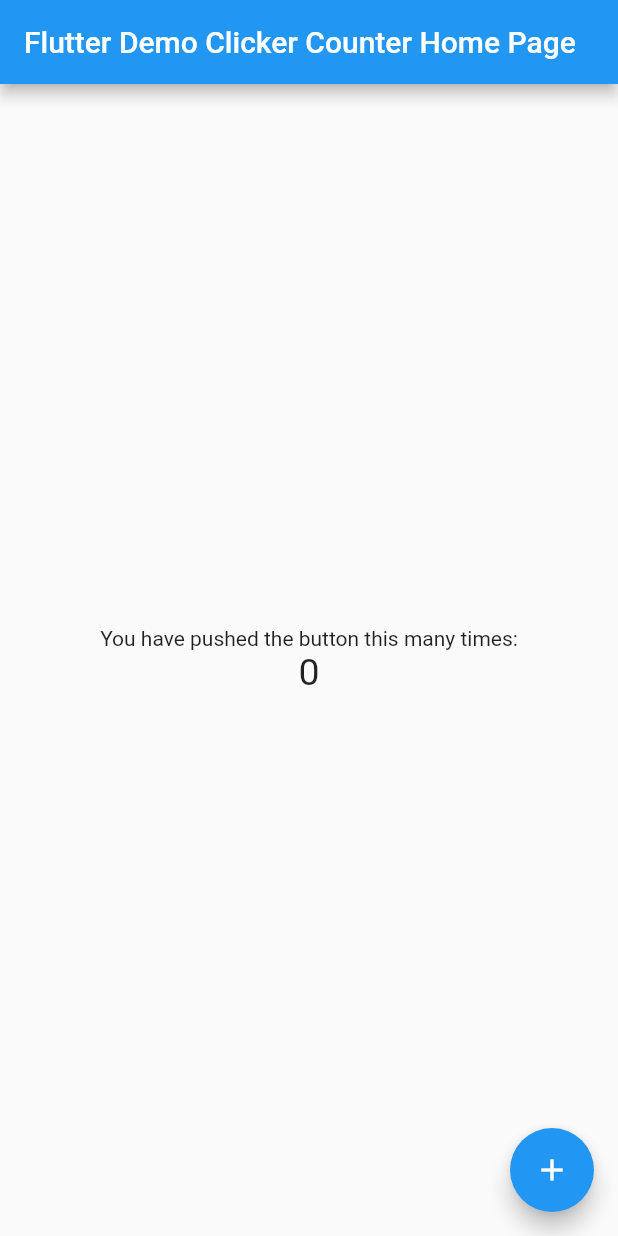
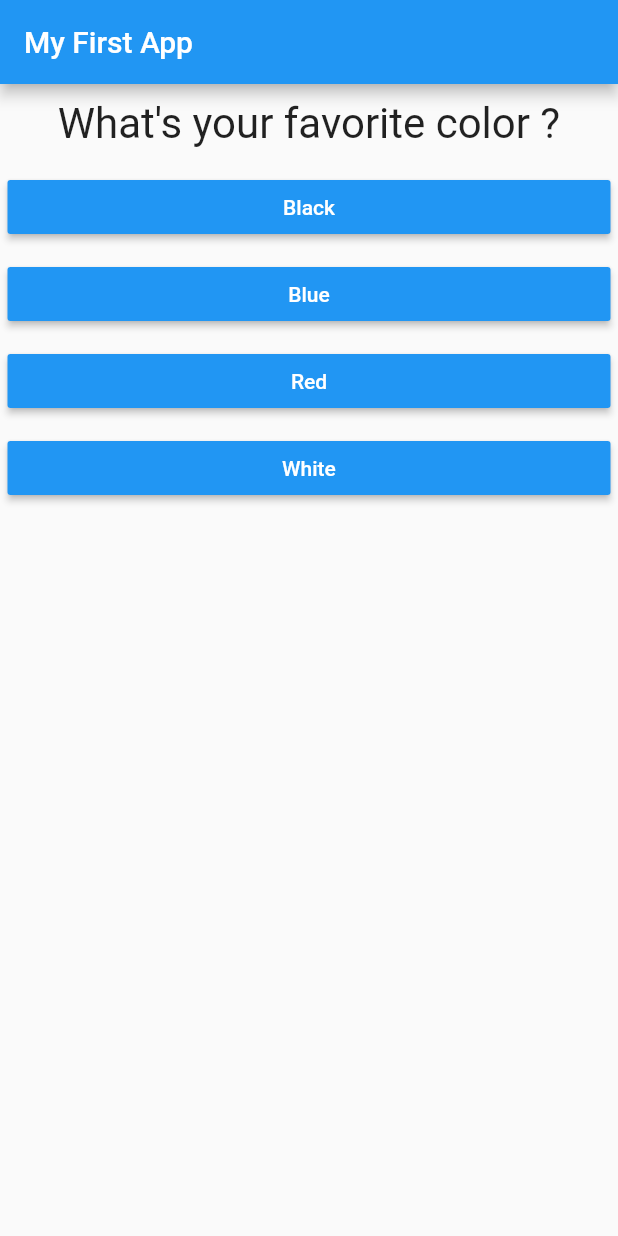
Before and after one commit to AkshayRana786/flutter_demo, a Flutter app: the screen it shows after launch, on a phone screen of 412 x 824 dp. Run offline on Flutter 3.47's test engine with Material 2 defaults, Android fonts, the phone set to English and light mode, and no system bars.

Commit message:
Complete example

```diff
--- /dev/null
+++ b/lib/answer.dart
@@ -0,0 +1,21 @@
+import 'package:flutter/material.dart';
+
+class Answer extends StatelessWidget {
+  final VoidCallback selectHandler;
+  final String answerText;
+
+  const Answer(this.selectHandler, this.answerText);
+  @override
+  Widget build(BuildContext context) {
+    return Container(
+      width: double.infinity,
+      margin: EdgeInsets.all(5),
+      child: RaisedButton(
+        color: Colors.blue,
+        textColor: Colors.white,
+        child: Text(answerText),
+        onPressed: selectHandler,
+      ),
+    );
+  }
+}
--- a/lib/main.dart
+++ b/lib/main.dart
@@ -1,99 +1,84 @@
 import 'package:flutter/material.dart';
+
+import './results.dart';
+import './quiz.dart';
+
+// void main() {
+//   runApp(MyApp());
+// }
 
 void main() => runApp(MyApp());
 
-class MyApp extends StatelessWidget {
-  // This widget is the root of your application.
+class MyApp extends StatefulWidget {
   @override
-  Widget build(BuildContext context) {
-    return MaterialApp(
-      // Application name
-      title: 'Flutter Stateful Clicker Counter',
-      theme: ThemeData(
-        // Application theme data, you can set the colors for the application as
-        // you want
-        primarySwatch: Colors.blue,
-      ),
-      home: MyHomePage(title: 'Flutter Demo Clicker Counter Home Page'),
-    );
+  State<StatefulWidget> createState() {
+    return _MyAppState();
   }
 }
 
-class MyHomePage extends StatefulWidget {
-  final String title;
-  const MyHomePage({Key? key, required this.title}) : super(key: key);
+class _MyAppState extends State<MyApp> {
+  final _questions = const [
+    {
+      'questionText': 'What\'s your favorite color ?',
+      'answers': [
+        {'title': 'Black', 'score': 10},
+        {'title': 'Blue', 'score': 7},
+        {'title': 'Red', 'score': 5},
+        {'title': 'White', 'score': 2},
+      ],
+    },
+    {
+      'questionText': 'What\'s your favorit animal ?',
+      'answers': [
+        {'title': 'Rabbit', 'score': 10},
+        {'title': 'Sanke', 'score': 10},
+        {'title': 'Elephant', 'score': 10},
+        {'title': 'Lion', 'score': 10},
+      ],
+    },
+    {
+      'questionText': 'Who\'s your favorit instructor ?',
+      'answers': [
+        {'title': 'Mosh', 'score': 10},
+        {'title': 'Harry', 'score': 10},
+        {'title': 'Max', 'score': 10},
+        {'title': 'Bob', 'score': 10},
+      ],
+    },
+  ];
 
-  // This widget is the home page of your application. It is stateful, meaning
-  // that it has a State object (defined below) that contains fields that affect
-  // how it looks.
+  var _questionIndex = 0;
+  var _totalscore = 0;
 
-  // This class is the configuration for the state. It holds the values (in this
-  // case the title) provided by the parent (in this case the App widget) and
-  // used by the build method of the State. Fields in a Widget subclass are
-  // always marked "final".
+  void _resetApp() {
+    setState(() {
+      _questionIndex = 0;
+      _totalscore = 0;
+    });
+  }
 
-  @override
-  _MyHomePageState createState() => _MyHomePageState();
-}
-
-class _MyHomePageState extends State<MyHomePage> {
-  int _counter = 0;
-
-  void _incrementCounter() {
+  void _answerQuestin(int score) {
+    _totalscore += score;
     setState(() {
-      // This call to setState tells the Flutter framework that something has
-      // changed in this State, which causes it to rerun the build method below
-      // so that the display can reflect the updated values. If we changed
-      // _counter without calling setState(), then the build method would not be
-      // called again, and so nothing would appear to happen.
-      _counter++;
+      _questionIndex = _questionIndex + 1;
     });
   }
 
   @override
   Widget build(BuildContext context) {
-    // This method is rerun every time setState is called, for instance as done
-    // by the _incrementCounter method above.
-    //
-    // The Flutter framework has been optimized to make rerunning build methods
-    // fast, so that you can just rebuild anything that needs updating rather
-    // than having to individually change instances of widgets.
-    return Scaffold(
-      appBar: AppBar(
-        // Here we take the value from the MyHomePage object that was created by
-        // the App.build method, and use it to set our appbar title.
-        title: Text(widget.title),
+    return MaterialApp(
+      home: Scaffold(
+        appBar: AppBar(
+          title: Text('My First App'),
+        ),
+        body: _questionIndex < _questions.length
+            ? Quiz(
+                answerQuestin: _answerQuestin,
+                questionIndex: _questionIndex,
+                questions: _questions,
+              )
+            : Results(_totalscore, _resetApp),
       ),
-      body: Center(
-        // Center is a layout widget. It takes a single child and positions it
-        // in the middle of the parent.
-        child: Column(
-          // Column is also a layout widget. It takes a list of children and
-          // arranges them vertically. By default, it sizes itself to fit its
-          // children horizontally, and tries to be as tall as its parent.
-          //
-          // Column has various properties to control how it sizes itself and
-          // how it positions its children. Here we use mainAxisAlignment to
-          // center the children vertically; the main axis here is the vertical
-          // axis because Columns are vertical (the cross axis would be
-          // horizontal).
-          mainAxisAlignment: MainAxisAlignment.center,
-          children: <Widget>[
-            Text(
-              'You have pushed the button this many times:',
-            ),
-            Text(
-              '$_counter',
-              style: TextStyle(fontSize: 25),
-            ),
-          ],
-        ),
-      ),
-      floatingActionButton: FloatingActionButton(
-        onPressed: _incrementCounter,
-        tooltip: 'Increment',
-        child: Icon(Icons.add),
-      ), // This trailing comma makes auto-formatting nicer for build methods.
     );
   }
 }
--- /dev/null
+++ b/lib/question.dart
@@ -0,0 +1,22 @@
+import 'package:flutter/material.dart';
+
+class Question extends StatelessWidget {
+  final String questionText;
+
+  Question(this.questionText);
+
+  @override
+  Widget build(BuildContext context) {
+    return Container(
+      width: double.infinity,
+      margin: EdgeInsets.all(10),
+      child: Text(
+        questionText,
+        style: TextStyle(
+          fontSize: 28,
+        ),
+        textAlign: TextAlign.center,
+      ),
+    );
+  }
+}
--- /dev/null
+++ b/lib/quiz.dart
@@ -0,0 +1,28 @@
+import 'package:flutter/material.dart';
+
+import './question.dart';
+import './answer.dart';
+
+class Quiz extends StatelessWidget {
+  final List<Map<String, Object>> questions;
+  final Function answerQuestin;
+  final int questionIndex;
+
+  Quiz(
+      {required this.questions,
+      required this.answerQuestin,
+      required this.questionIndex});
+
+  @override
+  Widget build(BuildContext context) {
+    return Column(
+      children: [
+        Question(questions[questionIndex]['questionText'] as String),
+        ...(questions[questionIndex]['answers'] as List<Map<String, Object>>)
+            .map((answer) => Answer(() => answerQuestin(answer['score']),
+                answer['title'] as String))
+            .toList(),
+      ],
+    );
+  }
+}
--- /dev/null
+++ b/lib/results.dart
@@ -0,0 +1,43 @@
+import 'package:flutter/material.dart';
+
+class Results extends StatelessWidget {
+  final int resultScore;
+  final VoidCallback resetApp;
+
+  Results(this.resultScore, this.resetApp);
+
+  String get resultPhase {
+    String resultText;
+    if (resultScore <= 8) {
+      resultText = 'You are awesome';
+    } else if (resultScore <= 20) {
+      resultText = 'You are stranger!';
+    } else {
+      resultText = 'You are bad';
+    }
+    return resultText;
+  }
+
+  @override
+  Widget build(BuildContext context) {
+    return Center(
+      child: Column(
+        children: [
+          Text(
+            resultPhase,
+            style: TextStyle(
+              fontSize: 36,
+              fontWeight: FontWeight.bold,
+            ),
+            textAlign: TextAlign.center,
+          ),
+          FlatButton(
+            onPressed: resetApp,
+            child: Text('Restart Quize !'),
+            textColor: Colors.blue,
+          )
+        ],
+      ),
+    );
+  }
+}
```
Also changed, not shown: 1 other file.
